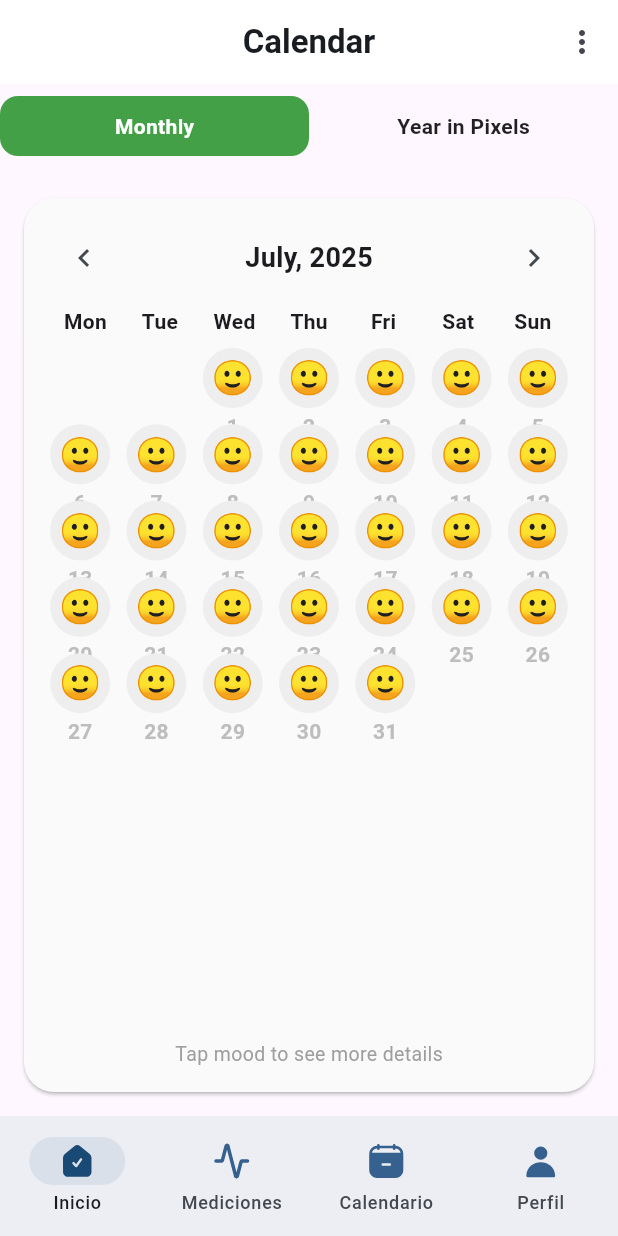
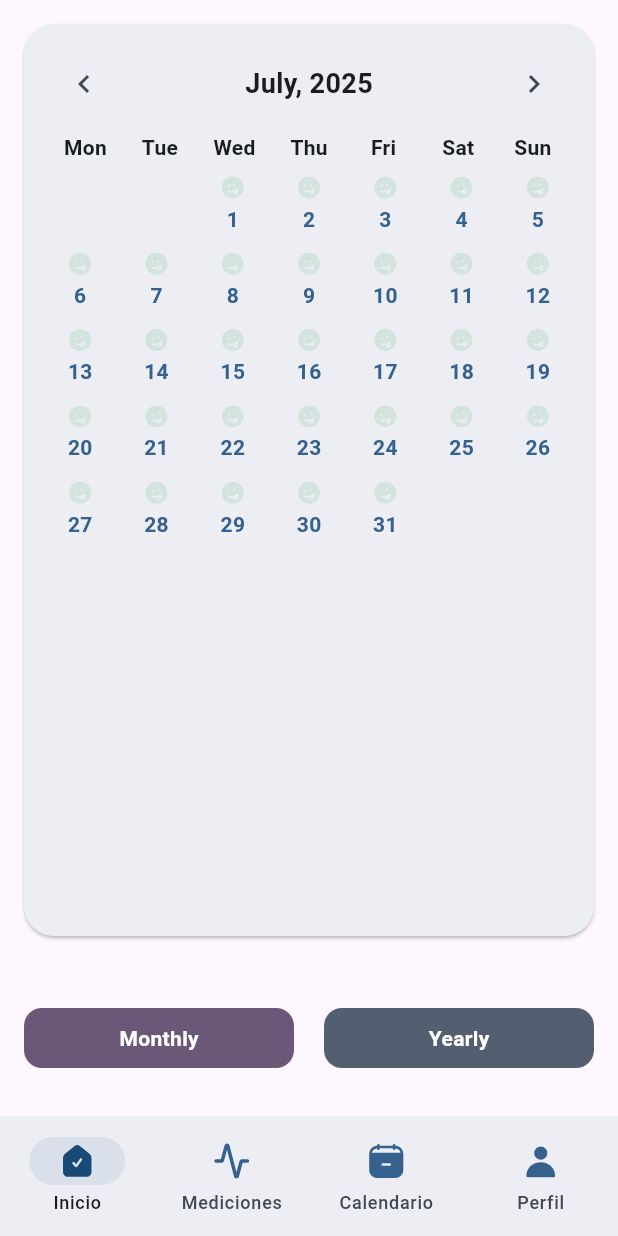
Before and after one commit to palmerovicdev/harmoni, a Flutter app: the MoodCalendarPage screen opened by its route, on a phone screen of 412 x 824 dp. Run offline on Flutter 3.47's test engine with Material 3 defaults, Android fonts, the phone set to English and light mode, and no system bars; our stand-ins replace bloc, camera, dio, drift, equatable, fl_chart and 7 more; accounts and stored records are empty; generated files the repository leaves out were written again; network calls fail.

Commit message:
feat: fixes on calendar

```diff
--- a/lib/features/home/presentation/page/emotional_patterns_page.dart
+++ b/lib/features/home/presentation/page/home_analytics_patterns_page.dart
@@ -9,14 +9,14 @@ import '../widget/optimal_hours_widget.dart';
 import '../widget/stability_trends_widget.dart';
 import '../widget/weekday_patterns_widget.dart';
 
-class EmotionalPatternsPage extends StatefulWidget {
-  const EmotionalPatternsPage({super.key});
+class AnalyticsPatternsPage extends StatefulWidget {
+  const AnalyticsPatternsPage({super.key});
 
   @override
-  State<EmotionalPatternsPage> createState() => _EmotionalPatternsPageState();
+  State<AnalyticsPatternsPage> createState() => _AnalyticsPatternsPageState();
 }
 
-class _EmotionalPatternsPageState extends State<EmotionalPatternsPage> {
+class _AnalyticsPatternsPageState extends State<AnalyticsPatternsPage> {
   bool _isLoading = false;
 
   @override
--- a/lib/features/home/presentation/page/home_calendar_page.dart
+++ b/lib/features/home/presentation/page/home_calendar_page.dart
@@ -1,7 +1,10 @@
 import 'package:flutter/material.dart';
+import 'package:flutter_svg/svg.dart';
 import 'package:harmoni/core/service_locator/service_locator.dart';
+import 'package:harmoni/generated/assets.dart';
 import 'package:intl/intl.dart';
 
+import '../../../../core/helpers/utils.dart';
 import '../../model/model/mood_track_model.dart';
 
 class MoodCalendarPage extends StatefulWidget {
@@ -17,124 +20,83 @@ class _MoodCalendarPageState extends State<MoodCalendarPage> {
 
   @override
   Widget build(BuildContext context) {
+    var colorScheme = Theme.of(context).colorScheme;
     return Scaffold(
-      appBar: AppBar(
-        title: const Text('Calendar', style: TextStyle(fontWeight: FontWeight.bold)),
-        centerTitle: true,
-        backgroundColor: Colors.white,
-        elevation: 0,
-        actions: [
-          IconButton(icon: const Icon(Icons.more_vert), onPressed: () {}),
-        ],
-      ),
-      body: Column(
-        children: [
-          const SizedBox(height: 8),
-          Row(
-            children: [
-              Expanded(
-                child: GestureDetector(
-                  onTap: () => setState(() => showMonthly = true),
-                  child: Container(
-                    padding: const EdgeInsets.symmetric(vertical: 10),
-                    decoration: BoxDecoration(
-                      color: showMonthly ? Colors.green[600] : Colors.transparent,
-                      borderRadius: BorderRadius.circular(12),
+      body: SafeArea(
+        child: Column(
+          children: [
+            Expanded(
+              child: showMonthly
+                  ? _MonthlyCalendar(
+                      moodTracks: getHomeService().homeSummaryData?.moodTracks ?? [],
+                      month: selectedMonth,
+                      onMonthChanged: (newMonth) => setState(() => selectedMonth = newMonth),
+                    )
+                  : _YearInPixels(
+                      moodTracks: getHomeService().homeSummaryData?.moodTracks ?? [],
+                      year: selectedMonth.year,
+                      onYearChanged: (newYear) => setState(() => selectedMonth = DateTime(newYear, selectedMonth.month)),
                     ),
-                    child: Center(
-                      child: Text(
-                        'Monthly',
-                        style: TextStyle(
-                          color: showMonthly ? Colors.white : Colors.black87,
-                          fontWeight: FontWeight.w600,
+            ),
+            const SizedBox(height: 32),
+            Padding(
+              padding: const EdgeInsets.symmetric(horizontal: 16.0),
+              child: Row(
+                children: [
+                  Expanded(
+                    child: GestureDetector(
+                      onTap: () => setState(() => showMonthly = true),
+                      child: Container(
+                        padding: const EdgeInsets.symmetric(vertical: 10),
+                        decoration: BoxDecoration(
+                          color: showMonthly ? colorScheme.tertiary : colorScheme.secondary,
+                          borderRadius: BorderRadius.circular(12),
+                        ),
+                        child: Center(
+                          child: Text(
+                            'Monthly',
+                            style: TextStyle(
+                              color: showMonthly ? colorScheme.onTertiary : colorScheme.onSecondary,
+                              fontWeight: FontWeight.w600,
+                            ),
+                          ),
                         ),
                       ),
                     ),
                   ),
-                ),
-              ),
-              Expanded(
-                child: GestureDetector(
-                  onTap: () => setState(() => showMonthly = false),
-                  child: Container(
-                    padding: const EdgeInsets.symmetric(vertical: 10),
-                    decoration: BoxDecoration(
-                      color: !showMonthly ? Colors.green[600] : Colors.transparent,
-                      borderRadius: BorderRadius.circular(12),
-                    ),
-                    child: Center(
-                      child: Text(
-                        'Year in Pixels',
-                        style: TextStyle(
-                          color: !showMonthly ? Colors.white : Colors.black87,
-                          fontWeight: FontWeight.w600,
+                  SizedBox(
+                    width: 20,
+                  ),
+                  Expanded(
+                    child: GestureDetector(
+                      onTap: () => setState(() => showMonthly = false),
+                      child: Container(
+                        padding: const EdgeInsets.symmetric(vertical: 10),
+                        decoration: BoxDecoration(
+                          color: !showMonthly ? colorScheme.tertiary : colorScheme.secondary,
+                          borderRadius: BorderRadius.circular(12),
+                        ),
+                        child: Center(
+                          child: Text(
+                            'Yearly',
+                            style: TextStyle(
+                              color: !showMonthly ? colorScheme.onTertiary : colorScheme.onSecondary,
+                              fontWeight: FontWeight.w600,
+                            ),
+                          ),
                         ),
                       ),
                     ),
                   ),
-                ),
+                ],
               ),
-            ],
-          ),
-          const SizedBox(height: 12),
-          Expanded(
-            child: showMonthly
-                ? _MonthlyCalendar(
-                    moodTracks: getHomeService().homeSummaryData?.moodTracks ?? [],
-                    month: selectedMonth,
-                    onMonthChanged: (newMonth) => setState(() => selectedMonth = newMonth),
-                  )
-                : _YearInPixels(
-                    moodTracks: getHomeService().homeSummaryData?.moodTracks ?? [],
-                    year: selectedMonth.year,
-                    onYearChanged: (newYear) => setState(() => selectedMonth = DateTime(newYear, selectedMonth.month)),
-                  ),
-          ),
-        ],
+            ),
+            const SizedBox(height: 32),
+          ],
+        ),
       ),
     );
   }
-}
-
-enum EmotionType {
-  ANGRY,
-  FEARFUL,
-  HAPPY,
-  SAD,
-  NEUTRAL,
-  DISGUSTED,
-  SURPRISED,
-  OTHER,
-}
-
-const Map<EmotionType, Color> emotionColors = {
-  EmotionType.ANGRY: Colors.red,
-  EmotionType.FEARFUL: Colors.deepPurple,
-  EmotionType.HAPPY: Colors.green,
-  EmotionType.SAD: Colors.orange,
-  EmotionType.NEUTRAL: Colors.yellow,
-  EmotionType.DISGUSTED: Colors.brown,
-  EmotionType.SURPRISED: Colors.blue,
-  EmotionType.OTHER: Colors.grey,
-};
-
-const Map<EmotionType, String> emotionEmojis = {
-  EmotionType.ANGRY: "😡",
-  EmotionType.FEARFUL: "😨",
-  EmotionType.HAPPY: "😄",
-  EmotionType.SAD: "😕",
-  EmotionType.NEUTRAL: "😐",
-  EmotionType.DISGUSTED: "🤢",
-  EmotionType.SURPRISED: "😲",
-  EmotionType.OTHER: "🙂",
-};
-
-EmotionType parseEmotion(String? value) {
-  if (value == null) return EmotionType.OTHER;
-  return EmotionType.values.firstWhere(
-    (e) => e.name.toUpperCase() == value.toUpperCase(),
-    orElse: () => EmotionType.OTHER,
-  );
 }
 
 class _MonthlyCalendar extends StatelessWidget {
@@ -161,11 +123,12 @@ class _MonthlyCalendar extends StatelessWidget {
         moodByDay[track.createdAt!.day] = track;
       }
     }
+    var colorScheme = Theme.of(context).colorScheme;
 
     return Card(
       margin: const EdgeInsets.all(16),
       shape: RoundedRectangleBorder(borderRadius: BorderRadius.circular(20)),
-      color: Colors.grey[50],
+      color: colorScheme.surfaceContainer,
       child: Padding(
         padding: const EdgeInsets.all(16),
         child: Column(
@@ -193,7 +156,7 @@ class _MonthlyCalendar extends StatelessWidget {
               children: ['Mon', 'Tue', 'Wed', 'Thu', 'Fri', 'Sat', 'Sun']
                   .map((d) => Expanded(
                         child: Center(
-                          child: Text(d, style: const TextStyle(fontWeight: FontWeight.w600)),
+                          child: Text(d, style: TextStyle(fontWeight: FontWeight.w600, color: colorScheme.onSurface)),
                         ),
                       ))
                   .toList(),
@@ -214,7 +177,7 @@ class _MonthlyCalendar extends StatelessWidget {
                     return const SizedBox.shrink();
                   }
                   final mood = moodByDay[dayNum];
-                  final emotion = mood != null ? parseEmotion(mood.imageMood) : null;
+                  final emotion = mood != null ? EmotionType.fromEmotionName(mood.recordMood ?? 'other') : null;
                   return GestureDetector(
                     onTap: mood != null
                         ? () {
@@ -224,17 +187,17 @@ class _MonthlyCalendar extends StatelessWidget {
                     child: Column(
                       children: [
                         CircleAvatar(
-                          backgroundColor: emotion != null ? emotionColors[emotion] ?? Colors.grey[300] : Colors.grey[200],
-                          child: Text(
-                            emotion != null ? emotionEmojis[emotion]! : "🙂",
-                            style: const TextStyle(fontSize: 22),
+                          radius: 9,
+                          backgroundColor: colorScheme.surfaceContainer,
+                          child: SvgPicture.asset(
+                            emotion != null ? emotionAssets[emotion]! : Assets.circleOtherCircle,
                           ),
                         ),
                         const SizedBox(height: 2),
                         Text(
                           '$dayNum',
                           style: TextStyle(
-                            color: emotion != null ? Colors.black : Colors.grey[400],
+                            color: emotion != null ? colorScheme.tertiary : colorScheme.surfaceTint,
                             fontWeight: FontWeight.w600,
                           ),
                         ),
@@ -243,11 +206,6 @@ class _MonthlyCalendar extends StatelessWidget {
                   );
                 },
               ),
-            ),
-            const SizedBox(height: 8),
-            const Text(
-              "Tap mood to see more details",
-              style: TextStyle(color: Colors.grey, fontSize: 13),
             ),
           ],
         ),
@@ -277,10 +235,11 @@ class _YearInPixels extends StatelessWidget {
       }
     }
 
+    var colorScheme = Theme.of(context).colorScheme;
     return Card(
       margin: const EdgeInsets.all(16),
       shape: RoundedRectangleBorder(borderRadius: BorderRadius.circular(20)),
-      color: Colors.grey[50],
+      color: colorScheme.surfaceContainer,
       child: Padding(
         padding: const EdgeInsets.all(16),
         child: Column(
@@ -326,17 +285,14 @@ class _YearInPixels extends StatelessWidget {
                     children: List.generate(12, (monthIdx) {
                       final day = dayIdx + 1;
                       final mood = moodByMonthDay[monthIdx + 1]?[day];
-                      final emotion = mood != null ? parseEmotion(mood.imageMood) : null;
+                      final emotion = mood != null ? EmotionType.fromEmotionName(mood.recordMood ?? 'other') : null;
                       return Expanded(
                         child: Padding(
                           padding: const EdgeInsets.all(2),
                           child: CircleAvatar(
-                            radius: 10,
-                            backgroundColor: emotion != null ? emotionColors[emotion] ?? Colors.grey[300] : Colors.grey[200],
-                            child: Text(
-                              emotion != null ? emotionEmojis[emotion]! : "",
-                              style: const TextStyle(fontSize: 13),
-                            ),
+                            backgroundColor: colorScheme.surfaceContainer,
+                            radius: 9,
+                            child: SvgPicture.asset(emotion != null ? emotionAssets[emotion]! : Assets.circleOtherCircle),
                           ),
                         ),
                       );
```
